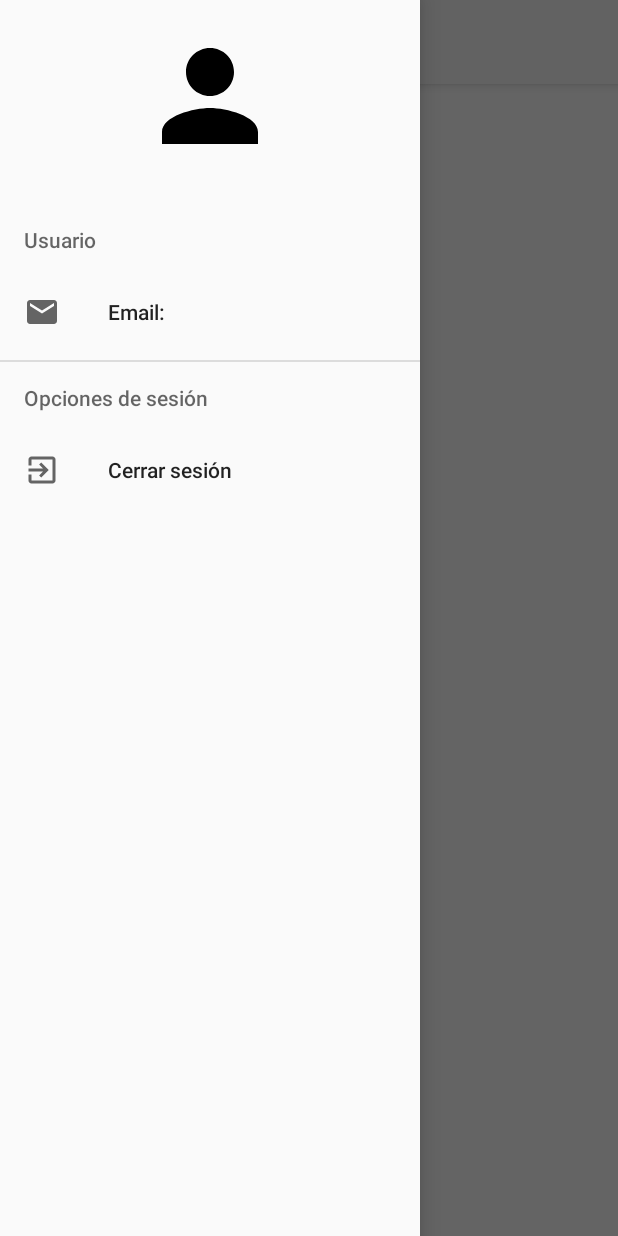
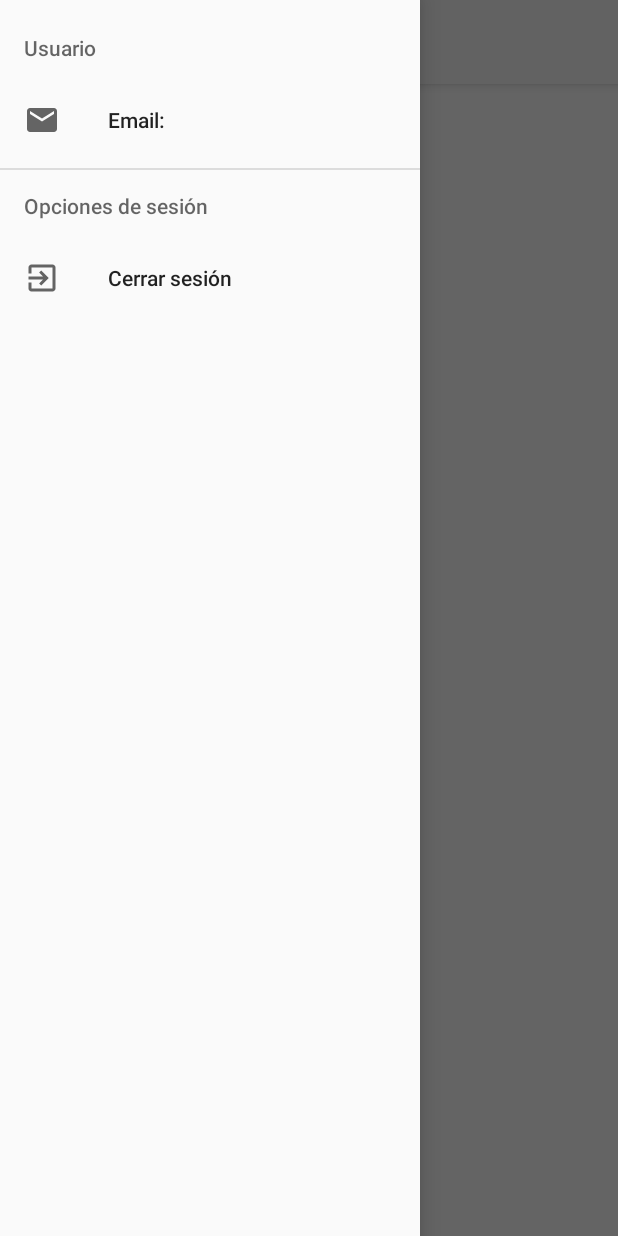
Before and after one commit to jaaxdev/CompleteExample_Of_MVP, an Android app: the ShowUsersActivity screen opened directly, with no data from a screen before it, with the side drawer open, on a phone screen of 412 x 824 dp. Run offline under Robolectric (Android 15) with nearby library versions, the phone set to English and light mode, and no system bars; our stand-ins replace Dagger/Hilt's generated code; pictures from the network do not load; 1 statement that could not run was skipped.

Commit message:
cuadros de diálogo implementados

```diff
--- a/app/src/main/java/com/jaax/login/data/login/LoginMVP.kt
+++ b/app/src/main/java/com/jaax/login/data/login/LoginMVP.kt
@@ -10,7 +10,8 @@ interface LoginMVP {
     interface Presenter {
         fun notifyLoginValid(grant: Boolean)
         fun notifyLoginInvalid(grant: Boolean)
-        fun notifyError(error: Throwable)
+        fun notifyUnsuccessful()
+        fun notifyError()
         suspend fun loginButtonClicked()
         fun provideUsername(): String
         fun providePassword(): String
@@ -22,6 +23,7 @@ interface LoginMVP {
         fun getUsername(): String
         fun getPassword(): String
         fun grantAccess(granted: Boolean)
+        fun showUnsuccessfulMessage()
         fun showError()
         fun stateButton()
         fun initActivity(isSessionAlive: Boolean)
--- a/app/src/main/java/com/jaax/login/data/login/LoginModel.kt
+++ b/app/src/main/java/com/jaax/login/data/login/LoginModel.kt
@@ -1,6 +1,5 @@
 package com.jaax.login.data.login
 
-import android.util.Log
 import com.jaax.login.data.db.RepositoryDB
 import com.jaax.login.data.model.LoggedUser
 import com.jaax.login.data.model.LoginRequestResponse
@@ -51,11 +50,12 @@ class LoginModel @Inject constructor(
                     presenter.notifyLoginValid(true)
                 } else {
                     presenter.notifyLoginInvalid(false)
+                    presenter.notifyUnsuccessful()
                 }
             }
 
             override fun onFailure(call: Call<LoginRequestResponse>, t: Throwable) {
-                Log.e(Utils.TAG, t.message.toString())
+                presenter.notifyError()
             }
         })
     }
--- a/app/src/main/java/com/jaax/login/data/login/LoginPresenter.kt
+++ b/app/src/main/java/com/jaax/login/data/login/LoginPresenter.kt
@@ -23,7 +23,11 @@ class LoginPresenter @Inject constructor(
         view.grantAccess(false)
     }
 
-    override fun notifyError(error: Throwable) {
+    override fun notifyUnsuccessful() {
+        view.showUnsuccessfulMessage()
+    }
+
+    override fun notifyError() {
         view.showError()
     }
 
--- /dev/null
+++ b/app/src/main/java/com/jaax/login/data/model/UserInfo.kt
@@ -0,0 +1,5 @@
+package com.jaax.login.data.model
+
+data class UserInfo(
+    val `data`: User
+)
--- a/app/src/main/java/com/jaax/login/data/network/UserService.kt
+++ b/app/src/main/java/com/jaax/login/data/network/UserService.kt
@@ -1,10 +1,10 @@
 package com.jaax.login.data.network
 
 import com.jaax.login.data.model.ResultsUser
-import com.jaax.login.data.model.User
-import com.jaax.login.util.Utils
+import com.jaax.login.data.model.UserInfo
 import retrofit2.Call
 import retrofit2.http.GET
+import retrofit2.http.Path
 import retrofit2.http.Query
 
 interface UserService {
@@ -15,4 +15,7 @@ interface UserService {
         @Query(value = "per_page")
         per_page: Int
     ): Call<ResultsUser>
+
+    @GET("users/{id}")
+    fun getUserInfo(@Path("id") id: Int): Call<UserInfo>
 }
--- a/app/src/main/java/com/jaax/login/data/register/RegisterMVP.kt
+++ b/app/src/main/java/com/jaax/login/data/register/RegisterMVP.kt
@@ -10,6 +10,8 @@ interface RegisterMVP {
         fun notifyRegisterValid(registered: Boolean)
         fun notifyRegisterInvalid(registered: Boolean)
         suspend fun registerButtonClicked()
+        fun notifyUnsuccessful()
+        fun notifyError()
         fun provideUsername(): String
         fun providePassword(): String
     }
@@ -17,6 +19,8 @@ interface RegisterMVP {
     interface View {
         fun getUsername(): String
         fun getPassword(): String
+        fun showUnsuccessfulMessage()
+        fun showError()
         fun userRegistered(registered: Boolean)
     }
 }
--- a/app/src/main/java/com/jaax/login/data/register/RegisterModel.kt
+++ b/app/src/main/java/com/jaax/login/data/register/RegisterModel.kt
@@ -1,10 +1,8 @@
 package com.jaax.login.data.register
 
-import android.util.Log
 import com.jaax.login.data.model.RegisterRequestResponse
 import com.jaax.login.data.model.UserRequest
 import com.jaax.login.data.network.RegisterService
-import com.jaax.login.util.Utils
 import retrofit2.Call
 import retrofit2.Callback
 import retrofit2.Response
@@ -31,11 +29,12 @@ class RegisterModel @Inject constructor(
                     presenter.notifyRegisterValid(true)
                 } else {
                     presenter.notifyRegisterInvalid(false)
+                    presenter.notifyUnsuccessful()
                 }
             }
 
             override fun onFailure(call: Call<RegisterRequestResponse>, t: Throwable) {
-                Log.e(Utils.TAG, t.message.toString())
+                presenter.notifyError()
             }
         })
     }
--- a/app/src/main/java/com/jaax/login/data/showusers/ShowUsersMVP.kt
+++ b/app/src/main/java/com/jaax/login/data/showusers/ShowUsersMVP.kt
@@ -1,12 +1,14 @@
 package com.jaax.login.data.showusers
 
 import com.jaax.login.data.model.User
+import com.jaax.login.data.model.UserInfo
 
 interface ShowUsersMVP {
     interface Model {
         suspend fun getListUsers(onFinishedListener: OnFinishedListener)
         suspend fun getEmail(): String
         suspend fun deleteSession()
+        suspend fun getUserInfo(id: Int)
 
         interface OnFinishedListener {
             fun onFinished(users: List<User>)
@@ -16,12 +18,15 @@ interface ShowUsersMVP {
     interface Presenter {
         suspend fun requestUsers()
         fun getUsers(users: List<User>)
-        fun userSelected(position: Int)
+        suspend fun userSelected(id: Int)
         fun setLoadable(canLoad: Boolean)
         fun getLoadable(): Boolean
         fun increasePerPage(increment: Int)
         fun getPerPage(): Int
         fun enableSearchview()
+        fun notifyError()
+        fun notifyUnsuccessful()
+        fun setUserInfo(user: UserInfo)
         suspend fun logOut()
         suspend fun setItemEmail()
     }
@@ -31,5 +36,8 @@ interface ShowUsersMVP {
         fun searchViewVisible()
         fun setTitleItemEmail(email: String)
         fun exit()
+        fun showUnsuccessfulMessage()
+        fun showErrorMessage()
+        fun updateInfo(user: UserInfo)
     }
 }
--- /dev/null
+++ b/app/src/main/java/com/jaax/login/ui/DialogMessages.kt
@@ -0,0 +1,46 @@
+package com.jaax.login.ui
+
+import android.app.AlertDialog
+import android.app.Dialog
+import android.os.Bundle
+import androidx.fragment.app.DialogFragment
+import com.jaax.login.R
+
+class InvalidCredentials: DialogFragment() {
+
+    override fun onCreateDialog(savedInstanceState: Bundle?): Dialog {
+        val builder = AlertDialog
+            .Builder(requireContext())
+            .setMessage(getString(R.string.invalidCredentials))
+            .setPositiveButton(getString(R.string.accept)) { _, _ -> dismiss() }
+            .create()
+
+        return builder
+    }
+}
+
+class UnsuccessfulMessage: DialogFragment() {
+
+    override fun onCreateDialog(savedInstanceState: Bundle?): Dialog {
+        val builder = AlertDialog
+            .Builder(requireContext())
+            .setMessage(getString(R.string.unsuccessful))
+            .setPositiveButton(getString(R.string.accept)) { _, _ -> dismiss() }
+            .create()
+
+        return builder
+    }
+}
+
+class ErrorMessage: DialogFragment() {
+
+    override fun onCreateDialog(savedInstanceState: Bundle?): Dialog {
+        val builder = AlertDialog
+            .Builder(requireContext())
+            .setMessage(getString(R.string.error))
+            .setPositiveButton(getString(R.string.accept)) { _, _ -> dismiss() }
+            .create()
+
+        return builder
+    }
+}
--- a/app/src/main/java/com/jaax/login/ui/ShowUsersActivity.kt
+++ b/app/src/main/java/com/jaax/login/ui/ShowUsersActivity.kt
@@ -2,6 +2,7 @@ package com.jaax.login.ui
 
 import android.content.Intent
 import android.os.Bundle
+import android.util.Log
 import android.view.Menu
 import android.view.MenuItem
 import android.view.View
@@ -18,8 +19,12 @@ import com.google.android.material.navigation.NavigationView
 import com.jaax.login.R
 import com.jaax.login.data.UserAdapter
 import com.jaax.login.data.model.User
+import com.jaax.login.data.model.UserInfo
 import com.jaax.login.data.showusers.ShowUsersMVP
 import com.jaax.login.databinding.ActivityShowUsersBinding
+import com.jaax.login.util.Utils.Companion.TAG
+import com.jaax.login.util.Utils.Companion.TAG_ERROR_MESSAGE
+import com.jaax.login.util.Utils.Companion.TAG_INVALID_MESSAGE
 import dagger.hilt.android.AndroidEntryPoint
 import kotlinx.coroutines.Dispatchers
 import kotlinx.coroutines.launch
@@ -62,8 +67,11 @@ class ShowUsersActivity : AppCompatActivity(), ShowUsersMVP.View,
         toggle.syncState()
         binding.navigationView.setNavigationItemSelectedListener(this)
 
-        adapter =
-            UserAdapter(onUserClickListener = { position -> presenter.userSelected(position) })
+        adapter = UserAdapter(onUserClickListener = {
+                position -> lifecycleScope.launch(Dispatchers.IO){
+                    presenter.userSelected(position)
+                }
+        })
 
         layoutManager = LinearLayoutManager(this)
         recyclerView.setHasFixedSize(true)
@@ -121,6 +129,19 @@ class ShowUsersActivity : AppCompatActivity(), ShowUsersMVP.View,
         this.finish()
     }
 
+    override fun showUnsuccessfulMessage() {
+        UnsuccessfulMessage().show(supportFragmentManager, TAG_INVALID_MESSAGE)
+    }
+
+    override fun showErrorMessage() {
+        ErrorMessage().show(supportFragmentManager, TAG_ERROR_MESSAGE)
+    }
+
+    override fun updateInfo(user: UserInfo) {
+        ErrorMessage().show(supportFragmentManager, "invalid_message")
+        Log.i(TAG, "updateInfo: ${user.data}")
+    }
+
     override fun onNavigationItemSelected(item: MenuItem): Boolean {
         when (item.itemId) {
             R.id.item_email -> {
--- a/app/src/main/java/com/jaax/login/util/Utils.kt
+++ b/app/src/main/java/com/jaax/login/util/Utils.kt
@@ -4,6 +4,9 @@ class Utils {
     companion object {
         const val BASEURL = "https://reqres.in/api/"
         const val TAG = "myLogin"
+        const val TAG_INVALID_CREDENTIALS = "invalid_credentials"
+        const val TAG_INVALID_MESSAGE = "invalid_message"
+        const val TAG_ERROR_MESSAGE = "error_message"
         const val PER_PAGE = 6
     }
 }
--- a/app/src/main/res/layout/activity_show_users.xml
+++ b/app/src/main/res/layout/activity_show_users.xml
@@ -25,7 +25,6 @@
             android:layout_height="match_parent"
             android:layout_gravity="start"
             android:fitsSystemWindows="true"
-            app:headerLayout="@layout/navigation_header"
             app:menu="@menu/navigation_menu_drawer"/>
     </androidx.drawerlayout.widget.DrawerLayout>
 
--- a/app/src/main/res/layout/navigation_header.xml
+++ /dev/null
@@ -1,22 +0,0 @@
-<?xml version="1.0" encoding="utf-8"?>
-<androidx.constraintlayout.widget.ConstraintLayout
-    xmlns:android="http://schemas.android.com/apk/res/android"
-    xmlns:app="http://schemas.android.com/apk/res-auto"
-    android:id="@+id/navHeader"
-    android:padding="16dp"
-    android:layout_width="match_parent"
-    android:layout_height="wrap_content">
-
-    <androidx.appcompat.widget.AppCompatImageView
-        android:id="@+id/user_imgview_profile"
-        android:layout_width="96dp"
-        android:layout_height="96dp"
-        android:layout_gravity="center"
-        android:src="@drawable/ic_baseline_person_24"
-        app:layout_constraintBottom_toBottomOf="parent"
-        app:layout_constraintEnd_toEndOf="parent"
-        app:layout_constraintStart_toStartOf="parent"
-        app:layout_constraintTop_toTopOf="parent" />
-
-
-</androidx.constraintlayout.widget.ConstraintLayout>
--- a/app/src/main/res/values/strings.xml
+++ b/app/src/main/res/values/strings.xml
@@ -12,5 +12,9 @@
     <string name="id">Número de ID: </string>
     <string name="session_options">Opciones de sesión</string>
     <string name="logout">Cerrar sesión</string>
-    <string name="ocurrio_error">Ocurrió un error</string>
+    <string name="accept">Aceptar</string>
+    <string name="successful_register">Ahora estás registrado</string>
+    <string name="unsuccessful">Los datos no llegaron como esperábamos, intenta de nuevo</string>
+    <string name="error">Ups! Ocurrió un error</string>
+    <string name="ocurrio_error">Algo salió mal con la recuperación de datos</string>
 </resources>
```
Also changed, not shown: app/src/main/java/com/jaax/login/data/register/RegisterPresenter.kt (+8 -0 lines), app/src/main/java/com/jaax/login/data/showusers/ShowUsersModel.kt (+22 -5 lines), app/src/main/java/com/jaax/login/data/showusers/ShowUsersPresenter.kt (+15 -2 lines), app/src/main/java/com/jaax/login/ui/LoginActivity.kt (+9 -4 lines), app/src/main/java/com/jaax/login/ui/RegisterActivity.kt (+13 -2 lines).
